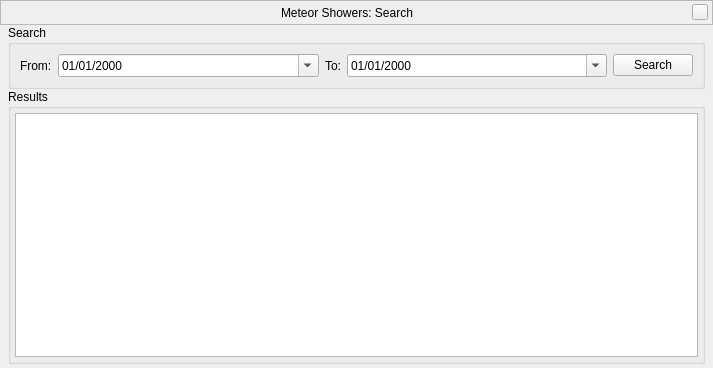
The window that plugins/MeteorShowers/src/gui/MSSearchDialog.ui (519984307/stellarium_src) describes before a commit, drawn with Qt 5.
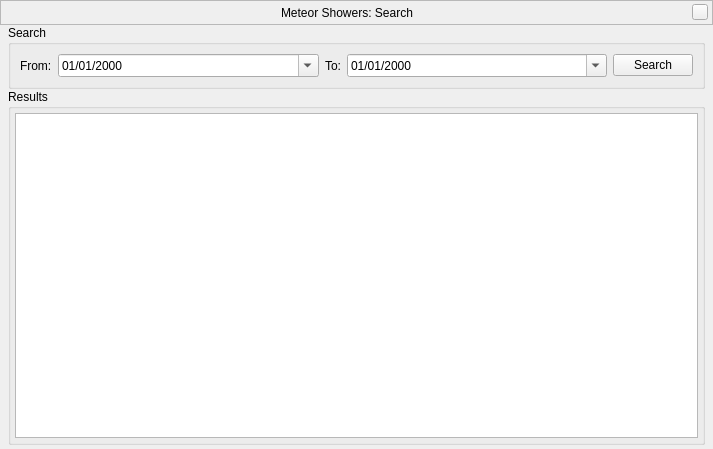
The same window after the commit. Custom widgets are drawn as their Qt base class.

Diff of the .ui file:
```diff
--- a/plugins/MeteorShowers/src/gui/MSSearchDialog.ui
+++ b/plugins/MeteorShowers/src/gui/MSSearchDialog.ui
@@ -7,7 +7,7 @@
     <x>0</x>
     <y>0</y>
     <width>713</width>
-    <height>368</height>
+    <height>449</height>
    </rect>
   </property>
   <property name="windowTitle">
```
